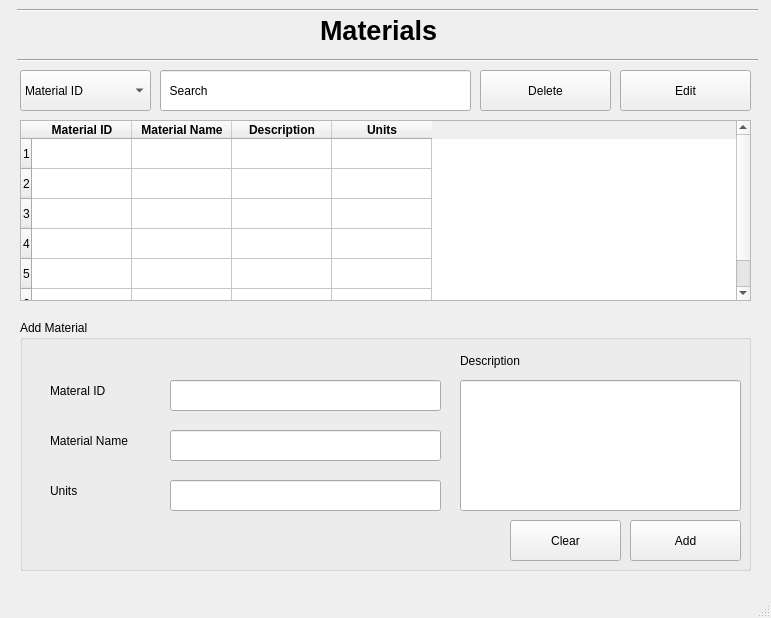
basil-ali-khan/Inventory-Management-System, file Screens/Materials.ui: the form before one commit.
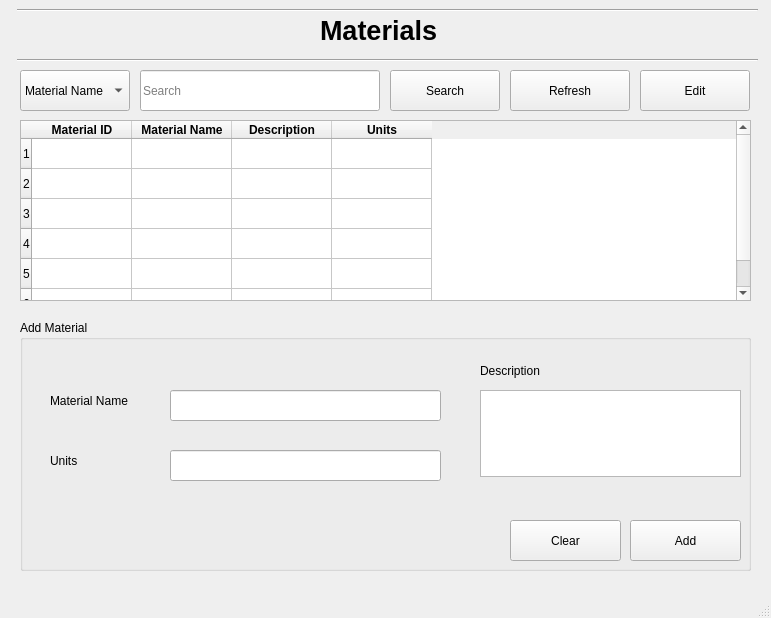
The form after the commit.

Commit message: Material and Edit Material Done

What changed in the file:
```diff
--- a/Screens/Materials.ui
+++ b/Screens/Materials.ui
@@ -123,15 +123,10 @@
      <rect>
       <x>20</x>
       <y>70</y>
-      <width>131</width>
+      <width>110</width>
       <height>41</height>
      </rect>
     </property>
-    <item>
-     <property name="text">
-      <string>Material ID</string>
-     </property>
-    </item>
     <item>
      <property name="text">
       <string>Material Name</string>
@@ -151,22 +146,25 @@
    <widget class="QLineEdit" name="lineEdit">
     <property name="geometry">
      <rect>
-      <x>160</x>
+      <x>140</x>
       <y>70</y>
-      <width>311</width>
+      <width>240</width>
       <height>41</height>
      </rect>
     </property>
     <property name="text">
-     <string>  Search</string>
+     <string/>
+    </property>
+    <property name="placeholderText">
+     <string>Search</string>
     </property>
    </widget>
    <widget class="QPushButton" name="pushButton_4">
     <property name="geometry">
      <rect>
-      <x>620</x>
+      <x>640</x>
       <y>70</y>
-      <width>131</width>
+      <width>110</width>
       <height>41</height>
      </rect>
     </property>
@@ -186,24 +184,11 @@
     <property name="title">
      <string>Add Material</string>
     </property>
-    <widget class="QLabel" name="label_4">
-     <property name="geometry">
-      <rect>
-       <x>30</x>
-       <y>60</y>
-       <width>81</width>
-       <height>21</height>
-      </rect>
-     </property>
-     <property name="text">
-      <string>Materal ID</string>
-     </property>
-    </widget>
     <widget class="QLabel" name="label_5">
      <property name="geometry">
       <rect>
        <x>30</x>
-       <y>110</y>
+       <y>70</y>
        <width>101</width>
        <height>21</height>
       </rect>
@@ -212,43 +197,11 @@
       <string>Material Name</string>
      </property>
     </widget>
-    <widget class="QLineEdit" name="lineEdit_4">
-     <property name="geometry">
-      <rect>
-       <x>150</x>
-       <y>60</y>
-       <width>271</width>
-       <height>31</height>
-      </rect>
-     </property>
-     <property name="text">
-      <string/>
-     </property>
-     <property name="readOnly">
-      <bool>true</bool>
-     </property>
-    </widget>
-    <widget class="QLineEdit" name="lineEdit_5">
-     <property name="geometry">
-      <rect>
-       <x>150</x>
-       <y>110</y>
-       <width>271</width>
-       <height>31</height>
-      </rect>
-     </property>
-     <property name="text">
-      <string/>
-     </property>
-     <property name="readOnly">
-      <bool>true</bool>
-     </property>
-    </widget>
     <widget class="QLabel" name="label_7">
      <property name="geometry">
       <rect>
        <x>30</x>
-       <y>160</y>
+       <y>130</y>
        <width>101</width>
        <height>21</height>
       </rect>
@@ -261,7 +214,7 @@
      <property name="geometry">
       <rect>
        <x>150</x>
-       <y>160</y>
+       <y>130</y>
        <width>271</width>
        <height>31</height>
       </rect>
@@ -286,27 +239,11 @@
       <string>Add</string>
      </property>
     </widget>
-    <widget class="QLineEdit" name="lineEdit_6">
-     <property name="geometry">
-      <rect>
-       <x>440</x>
-       <y>60</y>
-       <width>281</width>
-       <height>131</height>
-      </rect>
-     </property>
-     <property name="text">
-      <string/>
-     </property>
-     <property name="readOnly">
-      <bool>true</bool>
-     </property>
-    </widget>
     <widget class="QLabel" name="label_9">
      <property name="geometry">
       <rect>
-       <x>440</x>
-       <y>30</y>
+       <x>460</x>
+       <y>40</y>
        <width>81</width>
        <height>21</height>
       </rect>
@@ -328,19 +265,32 @@
       <string>Clear</string>
      </property>
     </widget>
-   </widget>
-   <widget class="QPushButton" name="pushButton_5">
-    <property name="geometry">
-     <rect>
-      <x>480</x>
-      <y>70</y>
-      <width>131</width>
-      <height>41</height>
-     </rect>
-    </property>
-    <property name="text">
-     <string>Delete</string>
-    </property>
+    <widget class="QTextEdit" name="materialDescBox">
+     <property name="geometry">
+      <rect>
+       <x>460</x>
+       <y>70</y>
+       <width>261</width>
+       <height>87</height>
+      </rect>
+     </property>
+    </widget>
+    <widget class="QLineEdit" name="materialNameBox">
+     <property name="geometry">
+      <rect>
+       <x>150</x>
+       <y>70</y>
+       <width>271</width>
+       <height>31</height>
+      </rect>
+     </property>
+     <property name="text">
+      <string/>
+     </property>
+     <property name="readOnly">
+      <bool>false</bool>
+     </property>
+    </widget>
    </widget>
    <widget class="Line" name="line">
     <property name="geometry">
@@ -368,6 +318,32 @@
      <enum>Qt::Horizontal</enum>
     </property>
    </widget>
+   <widget class="QPushButton" name="searchMaterialButton">
+    <property name="geometry">
+     <rect>
+      <x>390</x>
+      <y>70</y>
+      <width>110</width>
+      <height>41</height>
+     </rect>
+    </property>
+    <property name="text">
+     <string>Search</string>
+    </property>
+   </widget>
+   <widget class="QPushButton" name="refreshButton">
+    <property name="geometry">
+     <rect>
+      <x>510</x>
+      <y>70</y>
+      <width>120</width>
+      <height>41</height>
+     </rect>
+    </property>
+    <property name="text">
+     <string>Refresh</string>
+    </property>
+   </widget>
   </widget>
   <widget class="QMenuBar" name="menubar">
    <property name="geometry">
```
Left out of the diff: 16 changed lines with no effect on the pictures. The commit also changes 3 other files.
